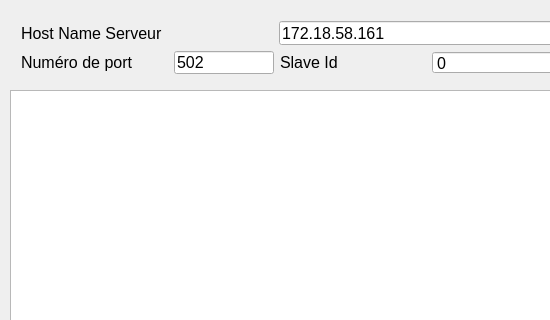
TheoMichaud/Apprendre_QT, file 13_modbus/ihmsocket.ui: the form before one commit; both pictures show x 0 to 550 and y 0 to 320 of the 693 by 657 pixel window.
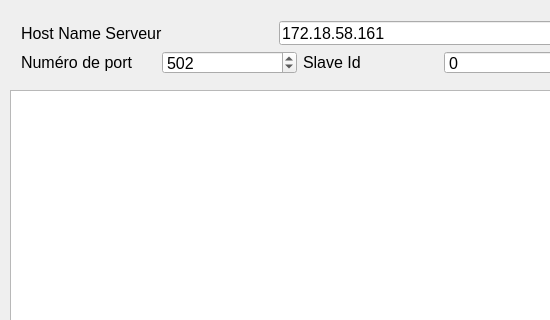
The form after the commit.

The edit to the form file:
```diff
--- a/13_modbus/ihmsocket.ui
+++ b/13_modbus/ihmsocket.ui
@@ -347,20 +347,17 @@
          </widget>
         </item>
         <item>
-         <widget class="QLineEdit" name="lineEditNumeroPort">
-          <property name="maximumSize">
-           <size>
-            <width>100</width>
-            <height>16777215</height>
-           </size>
-          </property>
+         <widget class="QSpinBox" name="spinBoxPort">
           <property name="font">
            <font>
             <pointsize>12</pointsize>
            </font>
           </property>
-          <property name="text">
-           <string>502</string>
+          <property name="maximum">
+           <number>64535</number>
+          </property>
+          <property name="value">
+           <number>502</number>
           </property>
          </widget>
         </item>
```
